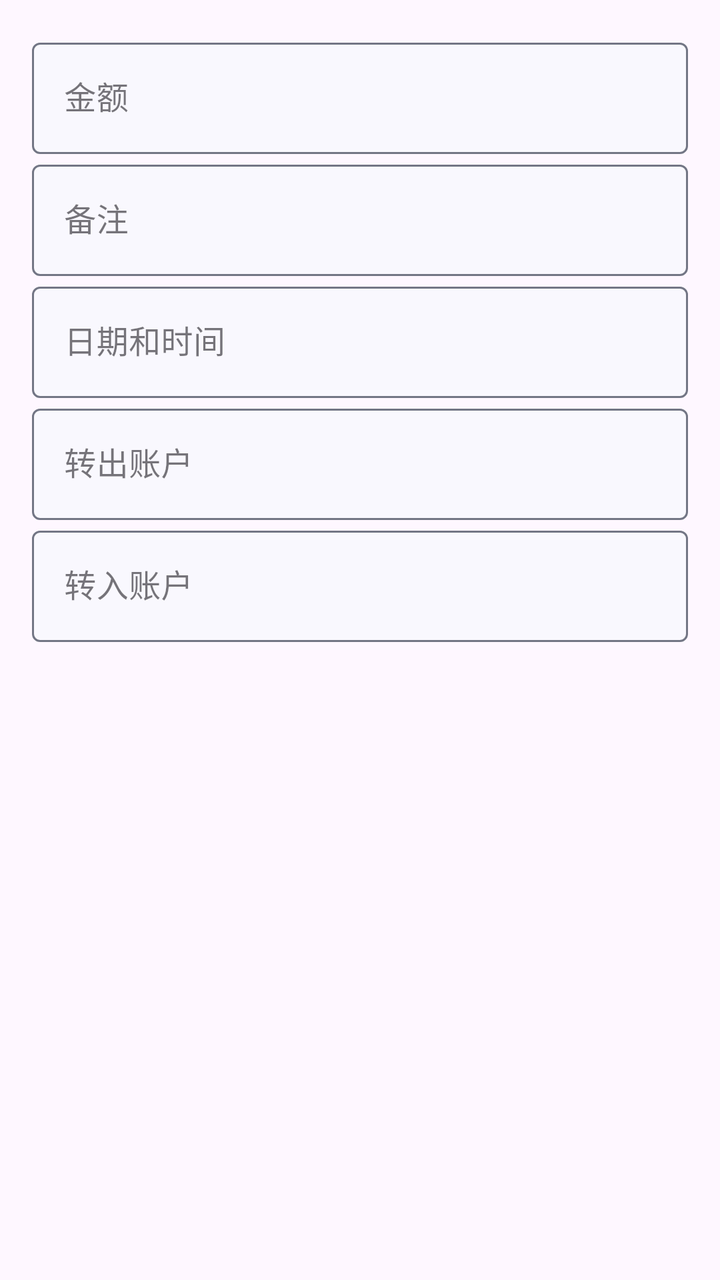
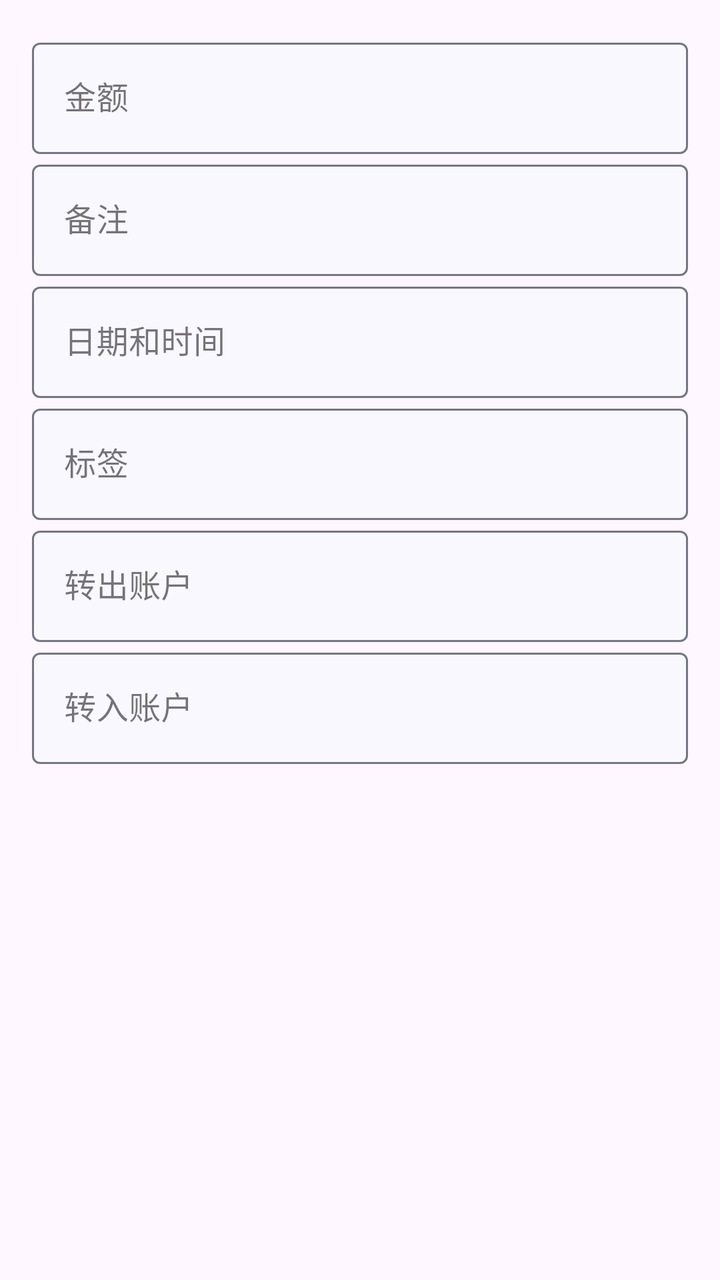

Two renders of the same Android screen: before a commit and after it. Below are the layout's source before the change and the commit's diff.
<!-- AndroidManifest.xml: application theme Theme.ProjectManager -->
<!-- res/layout/fragment_transfer.xml -->
<?xml version="1.0" encoding="utf-8"?>
<LinearLayout xmlns:android="http://schemas.android.com/apk/res/android"
    xmlns:app="http://schemas.android.com/apk/res-auto"
    android:layout_width="match_parent"
    android:layout_height="match_parent"
    android:orientation="vertical"
    android:padding="16dp">

    <com.google.android.material.textfield.TextInputLayout
        style="@style/TextInputLayoutStyle"
        android:layout_width="match_parent"
        android:layout_height="wrap_content"
        app:errorEnabled="false">

        <com.google.android.material.textfield.TextInputEditText
            android:id="@+id/amount_input"
            android:layout_width="match_parent"
            android:layout_height="wrap_content"
            android:hint="金额" />
    </com.google.android.material.textfield.TextInputLayout>

    <com.google.android.material.textfield.TextInputLayout
        style="@style/TextInputLayoutStyle"
        android:layout_width="match_parent"
        android:layout_height="wrap_content"
        android:hint="备注"
        app:errorEnabled="false">

        <com.google.android.material.textfield.TextInputEditText
            android:id="@+id/remark_input"
            android:layout_width="match_parent"
            android:layout_height="wrap_content"
            android:maxLength="20" />
    </com.google.android.material.textfield.TextInputLayout>

    <com.google.android.material.textfield.TextInputLayout
        style="@style/TextInputLayoutStyle"
        android:layout_width="match_parent"
        android:layout_height="wrap_content"
        android:hint="日期和时间"
        app:errorEnabled="false">

        <com.google.android.material.textfield.TextInputEditText
            android:id="@+id/date_time_input"
            android:layout_width="match_parent"
            android:layout_height="wrap_content" />
    </com.google.android.material.textfield.TextInputLayout>

    
    <com.google.android.material.textfield.TextInputLayout
        style="@style/TextInputLayoutStyle"
        android:layout_width="match_parent"
        android:layout_height="wrap_content"
        app:errorEnabled="false">

        <com.google.android.material.textfield.TextInputEditText
            android:id="@+id/export_account_input"
            android:layout_width="match_parent"
            android:layout_height="wrap_content"
            android:hint="转出账户"
            android:maxLength="20" />
    </com.google.android.material.textfield.TextInputLayout>

    <com.google.android.material.textfield.TextInputLayout
        style="@style/TextInputLayoutStyle"
        android:layout_width="match_parent"
        android:layout_height="wrap_content"
        app:errorEnabled="false">

        <com.google.android.material.textfield.TextInputEditText
            android:id="@+id/import_account_input"
            android:layout_width="match_parent"
            android:layout_height="wrap_content"
            android:hint="转入账户"
            android:maxLength="20" />
    </com.google.android.material.textfield.TextInputLayout>
</LinearLayout>
<!-- resources referenced by this layout -->
<resources>
  <style name="TextInputLayoutStyle" parent="Widget.MaterialComponents.TextInputLayout.OutlinedBox">
          <item name="boxBackgroundColor">@color/page_background</item>
          <item name="backgroundTint">@color/theme_blue</item>
          <item name="boxStrokeColor">@color/text_input_edittext_border_selector</item>
          <item name="cursorColor">@color/theme_blue</item>
      </style>
  <style name="Theme.ProjectManager" parent="Theme.Material3.DayNight.NoActionBar">
          
          <item name="colorPrimary">@color/theme_blue</item>
          <item name="colorPrimaryVariant">@color/purple_700</item>
          <item name="colorOnPrimary">@color/white</item>
          
          <item name="colorSecondary">@color/teal_200</item>
          <item name="colorSecondaryVariant">@color/teal_700</item>
          <item name="colorOnSecondary">@color/black</item>
          
          <item name="android:statusBarColor">?attr/colorPrimaryVariant</item>
          
          <item name="toolbarStyle">@style/ToolBarStyle</item>
          <item name="drawableTint">@color/theme_blue</item>
          <item name="colorControlActivated">@color/theme_blue</item>
      </style>
  <color name="page_background">#f9f8fe</color>
  <color name="theme_blue">#0055d6</color>
  <color name="purple_700">#FF3700B3</color>
  <color name="white">#FFFFFFFF</color>
  <color name="teal_200">#FF03DAC5</color>
  <color name="teal_700">#FF018786</color>
  <color name="black">#FF000000</color>
  <style name="ToolBarStyle">
          <item name="android:background">@color/toolbar_background</item>
          <item name="contentInsetStart">10dp</item>
          <item name="titleTextAppearance">@style/TitleStyle</item>
      </style>
  <color name="toolbar_background">#ebedfa</color>
  <style name="TitleStyle">
          <item name="android:textSize">23sp</item>
          <item name="android:textColor">@color/black</item>
      </style>
</resources>

<!-- the commit's change to res/layout/fragment_transfer.xml (unified diff, before → after) -->
@@ -43,7 +43,22 @@
         <com.google.android.material.textfield.TextInputEditText
             android:id="@+id/date_time_input"
             android:layout_width="match_parent"
-            android:layout_height="wrap_content" />
+            android:layout_height="wrap_content"
+            android:focusable="false" />
+    </com.google.android.material.textfield.TextInputLayout>
+
+    <com.google.android.material.textfield.TextInputLayout
+        style="@style/TextInputLayoutStyle"
+        android:layout_width="match_parent"
+        android:layout_height="wrap_content"
+        android:hint="标签"
+        app:errorEnabled="false">
+
+        <com.google.android.material.textfield.TextInputEditText
+            android:id="@+id/flow_tag_input"
+            android:layout_width="match_parent"
+            android:layout_height="wrap_content"
+            android:focusable="false" />
     </com.google.android.material.textfield.TextInputLayout>
 
     
